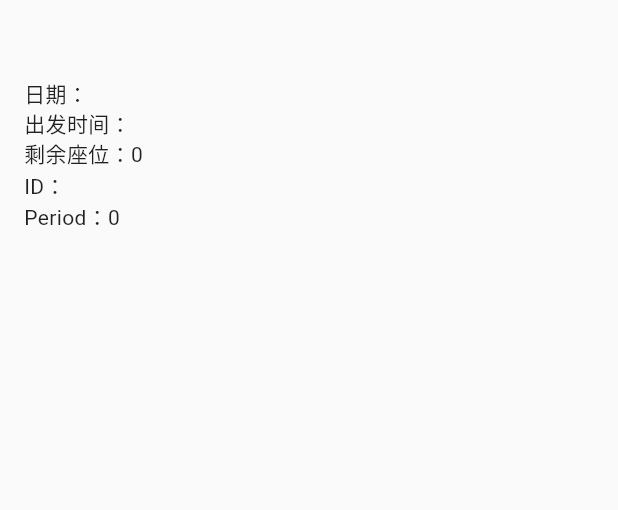
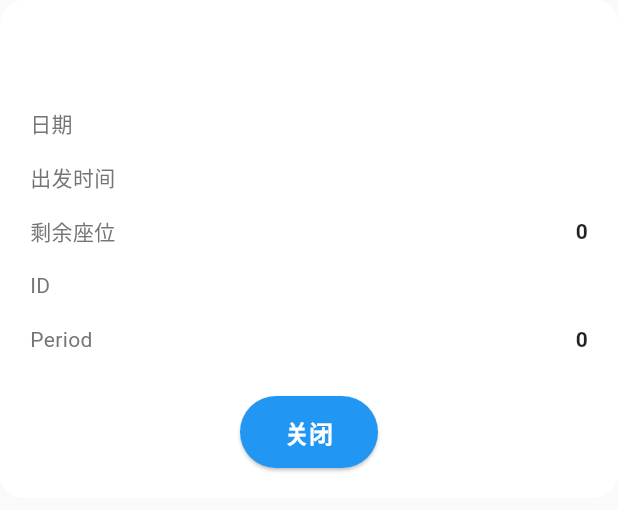
Before and after one commit to VariantConst/Marchkov-Helper, a Flutter app: the BusRouteDetails widget shown alone on an empty page, opened directly with empty values, on a phone screen of 412 x 824 dp. Shown: the top 510 px of the screen. Run offline on Flutter 3.47's test engine with Material 3 defaults, Android fonts, the phone set to English and light mode, and no system bars; our stand-ins replace cookie_jar, shared_preferences; accounts and stored records are empty; network calls fail; Roboto replaces fonts that are missing (Work Sans).

Commit message:
refactor(reservation): improve bus route card layout and details dialog

```diff
--- a/lib/widgets/bus_route_card.dart
+++ b/lib/widgets/bus_route_card.dart
@@ -16,13 +16,17 @@ class BusRouteCard extends StatelessWidget {
       onTap: onTap,
       child: Card(
         elevation: 2,
+        shape: RoundedRectangleBorder(
+          borderRadius: BorderRadius.circular(12),
+        ),
         child: Container(
-          width: (MediaQuery.of(context).size.width - 64) / 3, // 调整宽度
-          height: 80,
+          height: 60,
           alignment: Alignment.center,
           child: Text(
             time,
-            style: Theme.of(context).textTheme.titleMedium,
+            style: Theme.of(context).textTheme.titleMedium?.copyWith(
+                  fontWeight: FontWeight.bold,
+                ),
           ),
         ),
       ),
@@ -41,22 +45,70 @@ class BusRouteDetails extends StatelessWidget {
     final date = busData['abscissa'] ?? '';
     final time = busData['yaxis'] ?? '';
     final margin = busData['row']['margin'] ?? 0;
-    final id = busData['bus_id'] ?? 'N/A';
-    final period = busData['time_id'] ?? 'N/A';
+    final id = busData['bus_id']?.toString() ?? 'N/A'; // 转换为字符串
+    final period = busData['time_id']?.toString() ?? 'N/A'; // 转换为字符串
 
     return Container(
-      padding: EdgeInsets.all(16),
+      padding: EdgeInsets.all(20),
+      decoration: BoxDecoration(
+        color: Colors.white,
+        borderRadius: BorderRadius.circular(16),
+      ),
       child: Column(
+        mainAxisSize: MainAxisSize.min,
         crossAxisAlignment: CrossAxisAlignment.start,
-        mainAxisSize: MainAxisSize.min,
         children: [
-          Text(routeName, style: Theme.of(context).textTheme.titleLarge),
-          SizedBox(height: 8),
-          Text('日期：$date'),
-          Text('出发时间：$time'),
-          Text('剩余座位：$margin'),
-          Text('ID：$id'),
-          Text('Period：$period'),
+          Text(
+            routeName,
+            style: Theme.of(context).textTheme.titleLarge?.copyWith(
+                  fontWeight: FontWeight.bold,
+                ),
+          ),
+          SizedBox(height: 16),
+          _buildDetailRow(context, '日期', date),
+          _buildDetailRow(context, '出发时间', time),
+          _buildDetailRow(context, '剩余座位', margin.toString()),
+          _buildDetailRow(context, 'ID', id),
+          _buildDetailRow(context, 'Period', period),
+          SizedBox(height: 20),
+          Align(
+            alignment: Alignment.center,
+            child: ElevatedButton(
+              onPressed: () {
+                Navigator.of(context).pop();
+              },
+              style: ElevatedButton.styleFrom(
+                shape: RoundedRectangleBorder(
+                  borderRadius: BorderRadius.circular(30),
+                ),
+                padding: EdgeInsets.symmetric(horizontal: 30, vertical: 12),
+              ),
+              child: Text('关闭'),
+            ),
+          ),
+        ],
+      ),
+    );
+  }
+
+  Widget _buildDetailRow(BuildContext context, String label, String value) {
+    return Padding(
+      padding: const EdgeInsets.symmetric(vertical: 8.0),
+      child: Row(
+        mainAxisAlignment: MainAxisAlignment.spaceBetween,
+        children: [
+          Text(
+            label,
+            style: Theme.of(context).textTheme.bodyMedium?.copyWith(
+                  color: Colors.grey[600],
+                ),
+          ),
+          Text(
+            value,
+            style: Theme.of(context).textTheme.bodyMedium?.copyWith(
+                  fontWeight: FontWeight.bold,
+                ),
+          ),
         ],
       ),
     );
```
Also changed, not shown: lib/screens/reservation/reservation_page.dart (+14 -24 lines).
